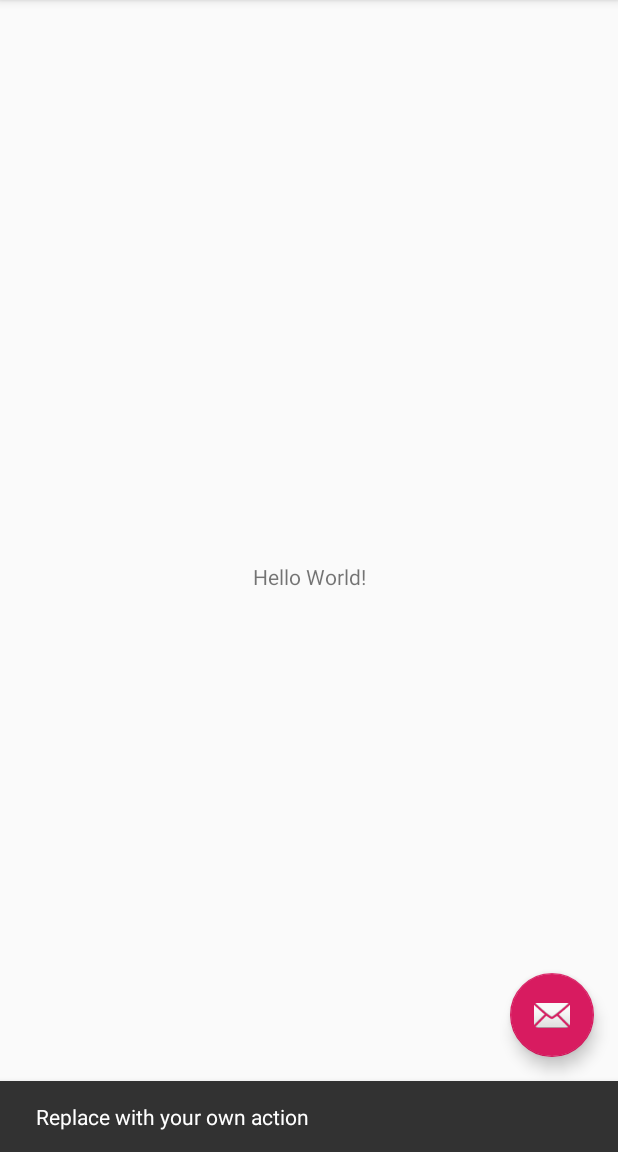
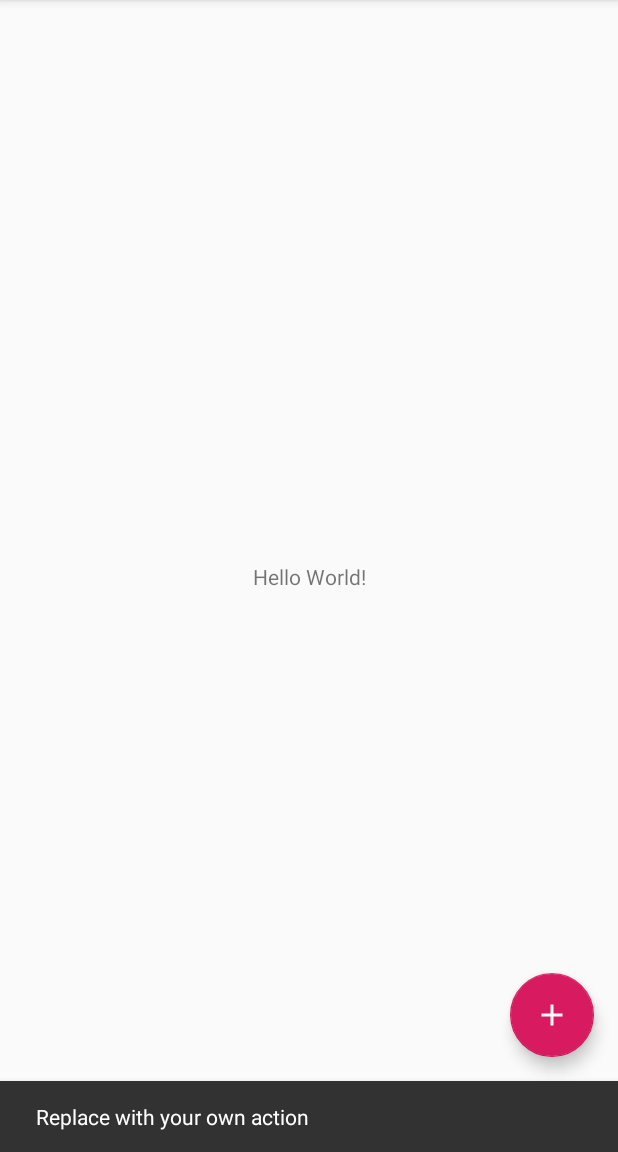
Before and after one commit to Johboh/lunchbox, an Android app: the screen it shows after launch (MainActivity), after a tap on an icon or button, on a phone screen of 412 x 824 dp, the part 84-1236 px from its top. Run offline under Robolectric (Android 15) with nearby library versions, the phone set to English and light mode, and no system bars.

Commit message:
Use plus sign for FAB

```diff
--- a/app/build.gradle
+++ b/app/build.gradle
@@ -13,6 +13,7 @@
         targetSdkVersion 29
         versionCode 1
         versionName "1.0"
+        vectorDrawables.useSupportLibrary = true
         testInstrumentationRunner "androidx.test.runner.AndroidJUnitRunner"
     }
     buildTypes {
--- /dev/null
+++ b/app/src/main/res/drawable/ic_add_black_24dp.xml
@@ -0,0 +1,5 @@
+<vector android:height="24dp" android:tint="#FFFFFF"
+    android:viewportHeight="24.0" android:viewportWidth="24.0"
+    android:width="24dp" xmlns:android="http://schemas.android.com/apk/res/android">
+    <path android:fillColor="#FF000000" android:pathData="M19,13h-6v6h-2v-6H5v-2h6V5h2v6h6v2z"/>
+</vector>
--- a/app/src/main/res/layout/activity_main.xml
+++ b/app/src/main/res/layout/activity_main.xml
@@ -28,6 +28,6 @@
         android:layout_height="wrap_content"
         android:layout_gravity="bottom|end"
         android:layout_margin="@dimen/fab_margin"
-        app:srcCompat="@android:drawable/ic_dialog_email" />
+        app:srcCompat="@drawable/ic_add_black_24dp" />
 
 </androidx.coordinatorlayout.widget.CoordinatorLayout>
```
